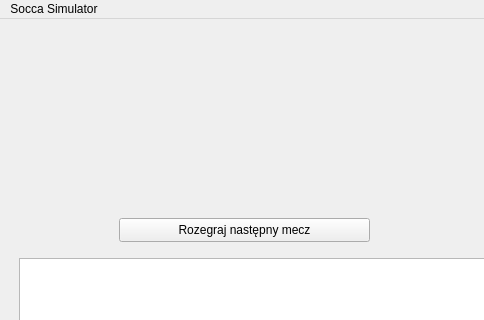
Qt form Socca_Simulator/gui/mainwindow.ui (JRejewski/Socca-Simulator-2026) before a commit; both pictures show x 0 to 484 and y 0 to 320 of the 800 by 600 pixel window.
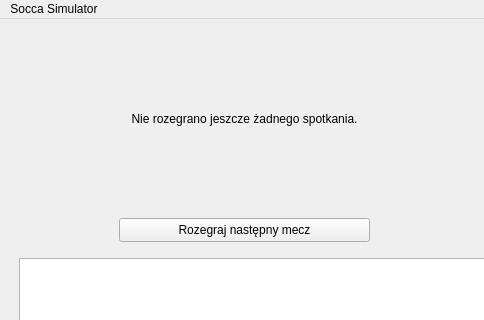
The same form after that commit.

```diff
--- a/Socca_Simulator/gui/mainwindow.ui
+++ b/Socca_Simulator/gui/mainwindow.ui
@@ -19,6 +19,9 @@
      <layout class="QVBoxLayout" name="verticalLayout">
       <item>
        <widget class="QStackedWidget" name="ekranyStackedWidget">
+        <property name="layoutDirection">
+         <enum>Qt::LayoutDirection::LeftToRight</enum>
+        </property>
         <property name="currentIndex">
          <number>2</number>
         </property>
@@ -131,6 +134,22 @@
            <string>Rozegraj następny mecz</string>
           </property>
          </widget>
+         <widget class="QLabel" name="ostatniWynikLabel">
+          <property name="geometry">
+           <rect>
+            <x>100</x>
+            <y>70</y>
+            <width>271</width>
+            <height>41</height>
+           </rect>
+          </property>
+          <property name="text">
+           <string>Nie rozegrano jeszcze żadnego spotkania.</string>
+          </property>
+          <property name="alignment">
+           <set>Qt::AlignmentFlag::AlignCenter</set>
+          </property>
+         </widget>
         </widget>
        </widget>
       </item>
```
